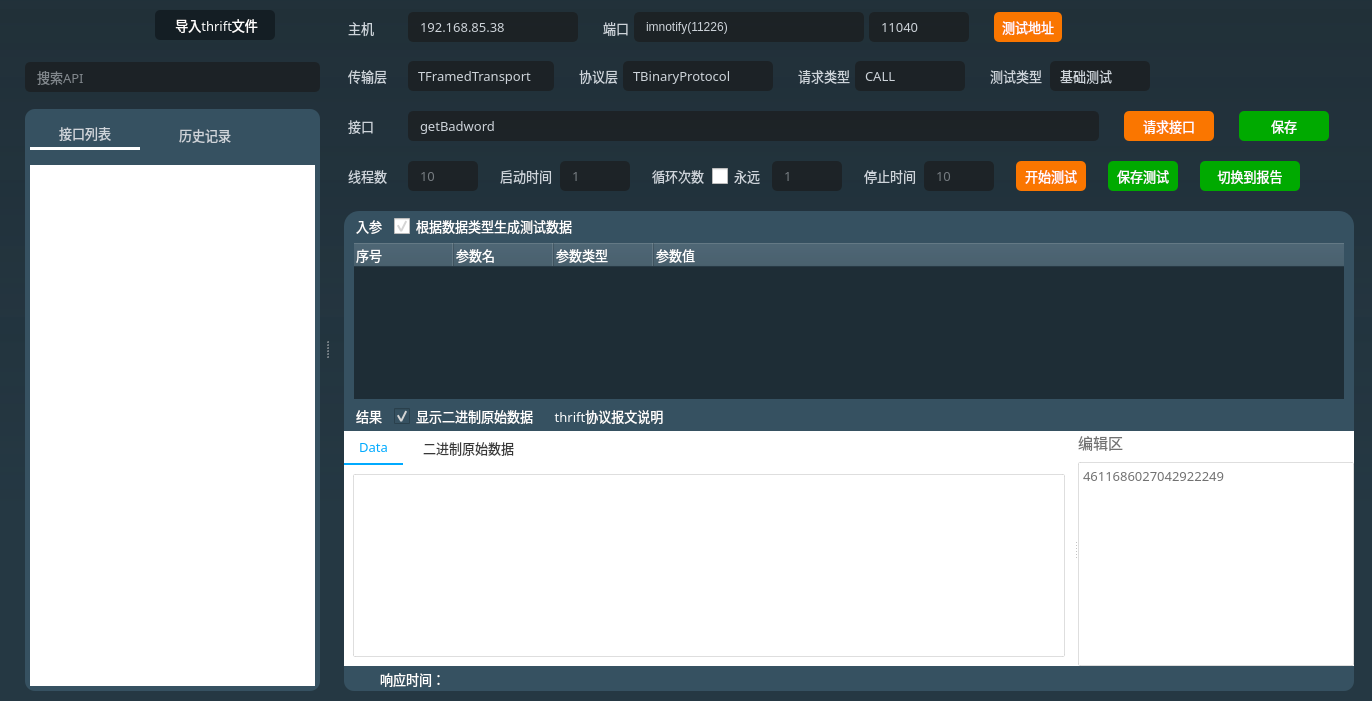
Qt form source/thriftwidget.ui (HuaGouFdog/Fdog-Kit) before a commit.
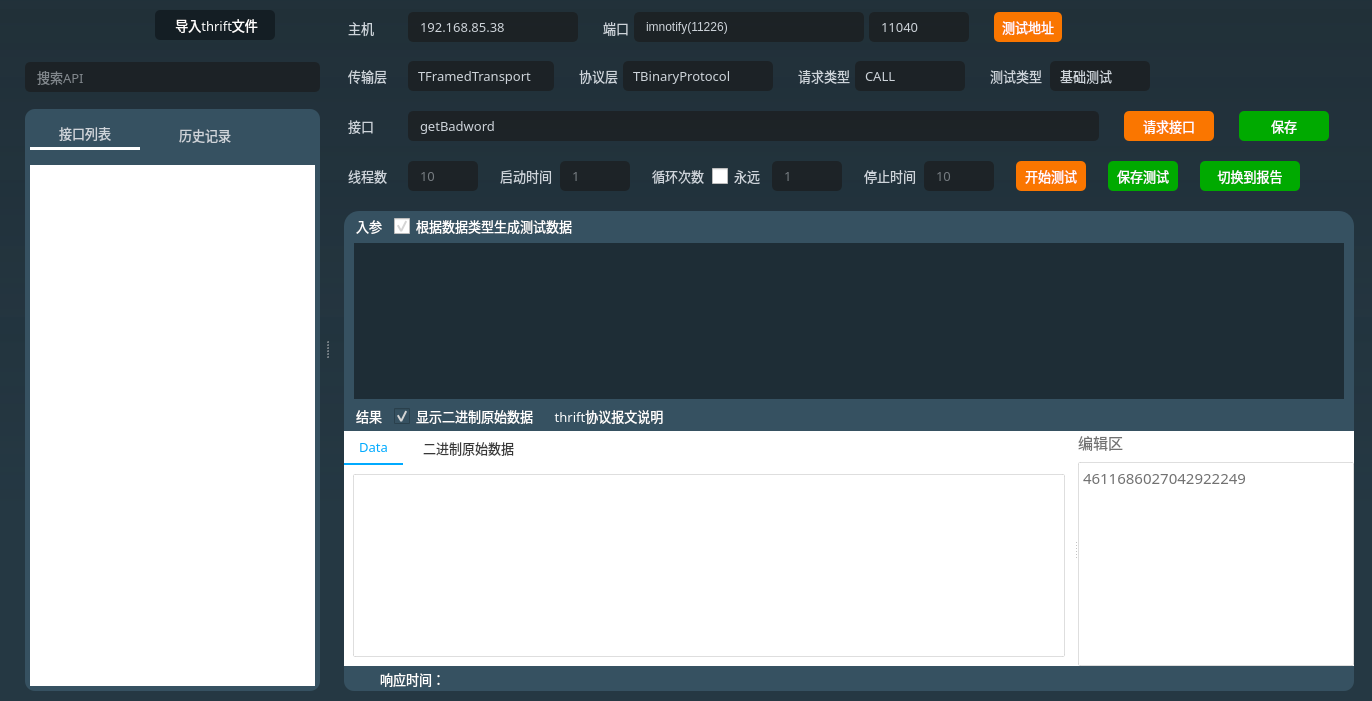
The same form after that commit. Icons and pictures are not drawn.

What changed in the file:
```diff
--- a/source/thriftwidget.ui
+++ b/source/thriftwidget.ui
@@ -2970,7 +2970,7 @@
                       <bool>false</bool>
                      </property>
                      <attribute name="headerVisible">
-                      <bool>true</bool>
+                      <bool>false</bool>
                      </attribute>
                      <attribute name="headerDefaultSectionSize">
                       <number>100</number>
@@ -3643,7 +3643,7 @@
                             <property name="font">
                              <font>
                               <family>Cascadia Code SemiBold</family>
-                              <pointsize>10</pointsize>
+                              <pointsize>11</pointsize>
                              </font>
                             </property>
                             <property name="styleSheet">
```
Left out of the diff: 6 changed lines with no effect on the pictures.
